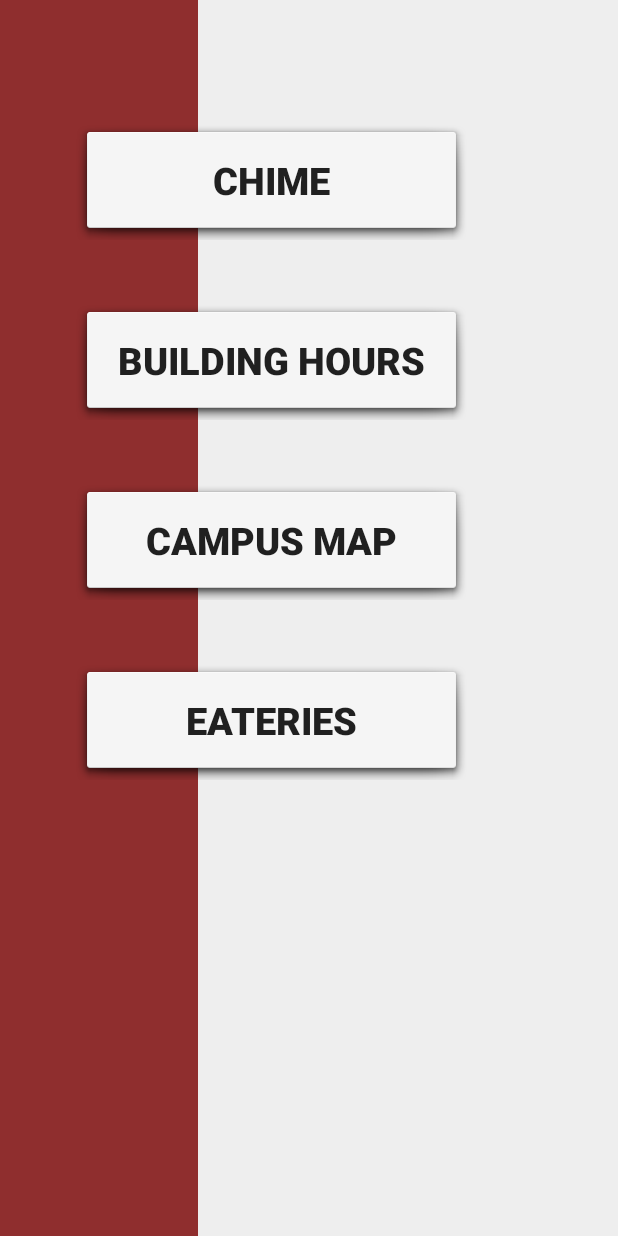
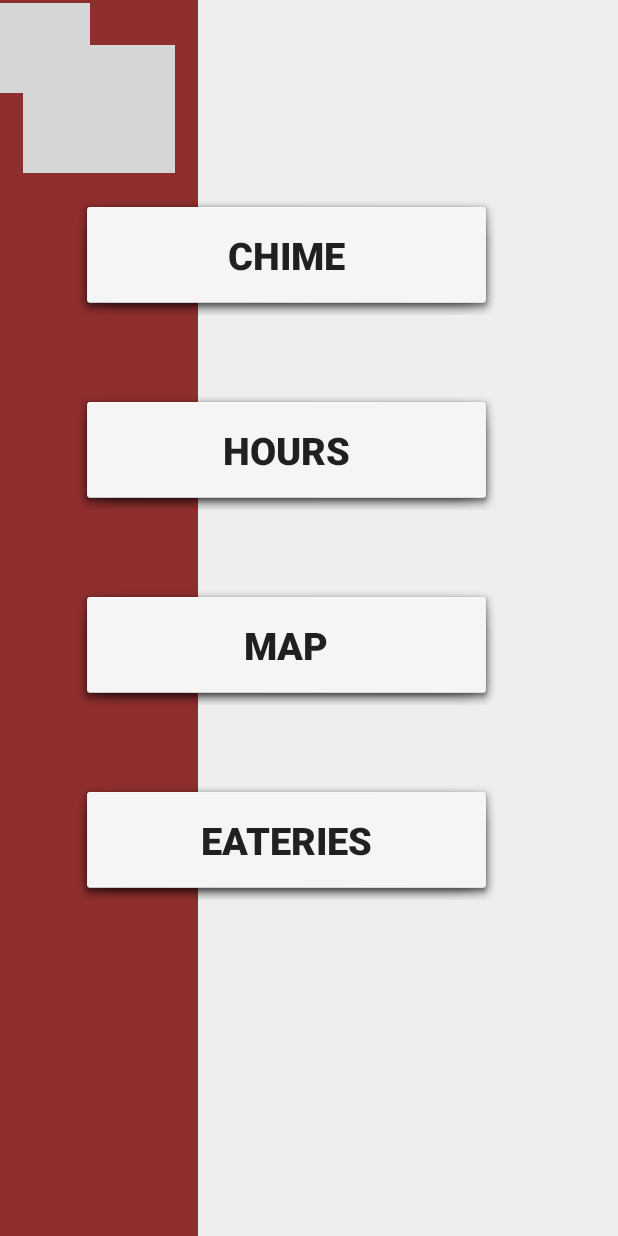
Before and after one commit to jiahuij/club-mobile-app-project, an Android app: the screen it shows after launch (Main_Menu), on a phone screen of 412 x 824 dp. Run offline under Robolectric (Android 15) with nearby library versions, the phone set to English and light mode, and no system bars; grey boxes are pictures that could not be loaded.

Commit message:
added biola icons, and chime icon

```diff
--- a/app/src/main/res/layout/activity_main__menu.xml
+++ b/app/src/main/res/layout/activity_main__menu.xml
@@ -22,15 +22,24 @@
         app:layout_constraintTop_toTopOf="parent"
         app:srcCompat="@color/TabBarColor" />
 
+    <ImageView
+        android:id="@+id/imageView6"
+        android:layout_width="60dp"
+        android:layout_height="64dp"
+        android:clickable="false"
+        app:srcCompat="@drawable/right_arrow_icon"
+        tools:layout_editor_absoluteX="270dp"
+        tools:layout_editor_absoluteY="130dp" />
+
     <Button
         android:id="@+id/ChimeNewsBtn"
         android:layout_width="0dp"
         android:layout_height="80dp"
-        android:layout_marginEnd="100dp"
+        android:layout_marginEnd="80dp"
         android:layout_marginLeft="50dp"
-        android:layout_marginRight="100dp"
+        android:layout_marginRight="80dp"
         android:layout_marginStart="50dp"
-        android:layout_marginTop="80dp"
+        android:layout_marginTop="130dp"
         android:background="@android:drawable/dialog_holo_light_frame"
         android:text="@string/MainMenuchimeBtnName"
         android:textSize="25sp"
@@ -44,50 +53,65 @@
         android:id="@+id/BuildingHourBtn"
         android:layout_width="0dp"
         android:layout_height="80dp"
-        android:layout_marginEnd="100dp"
+        android:layout_marginEnd="80dp"
         android:layout_marginLeft="50dp"
-        android:layout_marginRight="100dp"
+        android:layout_marginRight="80dp"
         android:layout_marginStart="50dp"
-        android:layout_marginTop="200dp"
+        android:layout_marginTop="50dp"
         android:background="@android:drawable/dialog_holo_light_frame"
         android:text="@string/MainMenuBuildingHourBtnName"
         android:textSize="25sp"
         android:textStyle="bold"
         app:layout_constraintEnd_toEndOf="parent"
         app:layout_constraintStart_toStartOf="parent"
-        app:layout_constraintTop_toTopOf="parent" />
+        app:layout_constraintTop_toBottomOf="@+id/ChimeNewsBtn" />
 
     <Button
         android:id="@+id/CampusMapBtn"
         android:layout_width="0dp"
         android:layout_height="80dp"
-        android:layout_marginEnd="100dp"
+        android:layout_marginEnd="80dp"
         android:layout_marginLeft="50dp"
-        android:layout_marginRight="100dp"
+        android:layout_marginRight="80dp"
         android:layout_marginStart="50dp"
-        android:layout_marginTop="320dp"
+        android:layout_marginTop="50dp"
         android:background="@android:drawable/dialog_holo_light_frame"
         android:text="@string/MainMenuCampusMapBtnName"
         android:textSize="25sp"
         android:textStyle="bold"
         app:layout_constraintEnd_toEndOf="parent"
         app:layout_constraintStart_toStartOf="parent"
-        app:layout_constraintTop_toTopOf="parent" />
+        app:layout_constraintTop_toBottomOf="@+id/BuildingHourBtn" />
 
     <Button
         android:id="@+id/CampusFoodBtn"
         android:layout_width="0dp"
         android:layout_height="80dp"
-        android:layout_marginEnd="100dp"
+        android:layout_marginEnd="80dp"
         android:layout_marginLeft="50dp"
-        android:layout_marginRight="100dp"
+        android:layout_marginRight="80dp"
         android:layout_marginStart="50dp"
-        android:layout_marginTop="440dp"
+        android:layout_marginTop="50dp"
         android:background="@android:drawable/dialog_holo_light_frame"
         android:text="@string/MainMenuEateriesBtnName"
         android:textSize="25sp"
         android:textStyle="bold"
         app:layout_constraintEnd_toEndOf="parent"
         app:layout_constraintStart_toStartOf="parent"
-        app:layout_constraintTop_toTopOf="parent" />
+        app:layout_constraintTop_toBottomOf="@+id/CampusMapBtn" />
+
+    <ImageView
+        android:id="@+id/imageView5"
+        android:layout_width="101dp"
+        android:layout_height="85dp"
+        android:layout_marginEnd="8dp"
+        android:layout_marginLeft="8dp"
+        android:layout_marginRight="8dp"
+        android:layout_marginStart="8dp"
+        android:layout_marginTop="30dp"
+        app:layout_constraintEnd_toEndOf="@+id/imageView"
+        app:layout_constraintStart_toStartOf="parent"
+        app:layout_constraintTop_toTopOf="parent"
+        app:srcCompat="@drawable/biola_icon" />
+
 </android.support.constraint.ConstraintLayout>
--- a/app/src/main/res/layout/fragment_chime__main__tab.xml
+++ b/app/src/main/res/layout/fragment_chime__main__tab.xml
@@ -57,7 +57,7 @@
                 android:layout_marginStart="8dp"
                 android:layout_marginTop="8dp"
                 android:gravity="center_vertical|center_horizontal"
-                android:text="wrtihosdfih oasdfh hasdhu aisdjhao sdiha osdih aosdh asjkdh aksjdbak sjdh aksjd"
+                android:text="Men’s and women’s cross country both claim NCCAA championships"
                 app:layout_constraintBottom_toBottomOf="parent"
                 app:layout_constraintEnd_toEndOf="parent"
                 app:layout_constraintStart_toStartOf="parent"
@@ -81,7 +81,7 @@
                 android:layout_marginStart="8dp"
                 android:layout_marginTop="8dp"
                 android:gravity="center_vertical|center_horizontal"
-                android:text="wrtihosdfih oasdfh hasdhu aisdjhao sdiha osdih aosdh asjkdh aksjdbak sjdh aksjd"
+                android:text="The woman behind the Special Olympics at Biola"
                 app:layout_constraintBottom_toBottomOf="parent"
                 app:layout_constraintEnd_toEndOf="parent"
                 app:layout_constraintStart_toStartOf="parent"
--- a/app/src/main/res/values/strings.xml
+++ b/app/src/main/res/values/strings.xml
@@ -2,8 +2,8 @@
     <string name="app_name">Biola</string>
     <string name="title_activity_chime__main">Chime_Main</string>
     <string name="MainMenuchimeBtnName">Chime</string>
-    <string name="MainMenuBuildingHourBtnName">Building Hours</string>
-    <string name="MainMenuCampusMapBtnName">Campus Map</string>
+    <string name="MainMenuBuildingHourBtnName">Hours</string>
+    <string name="MainMenuCampusMapBtnName">Map</string>
     <string name="MainMenuEateriesBtnName">Eateries</string>
     <string name="main_menu_red_background">main menu red background</string>
     <string name="chimesicon">chimesicon</string>
```
Also changed, not shown: app/src/main/res/layout/activity_chime__main__tab.xml (+30 -11 lines).
